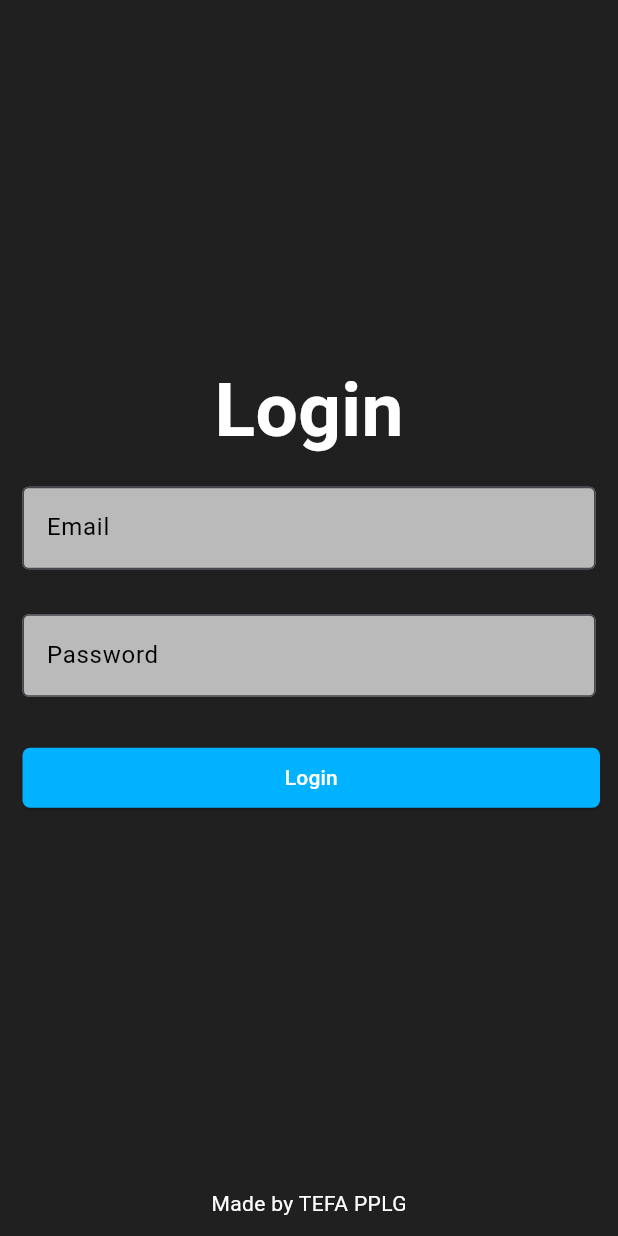
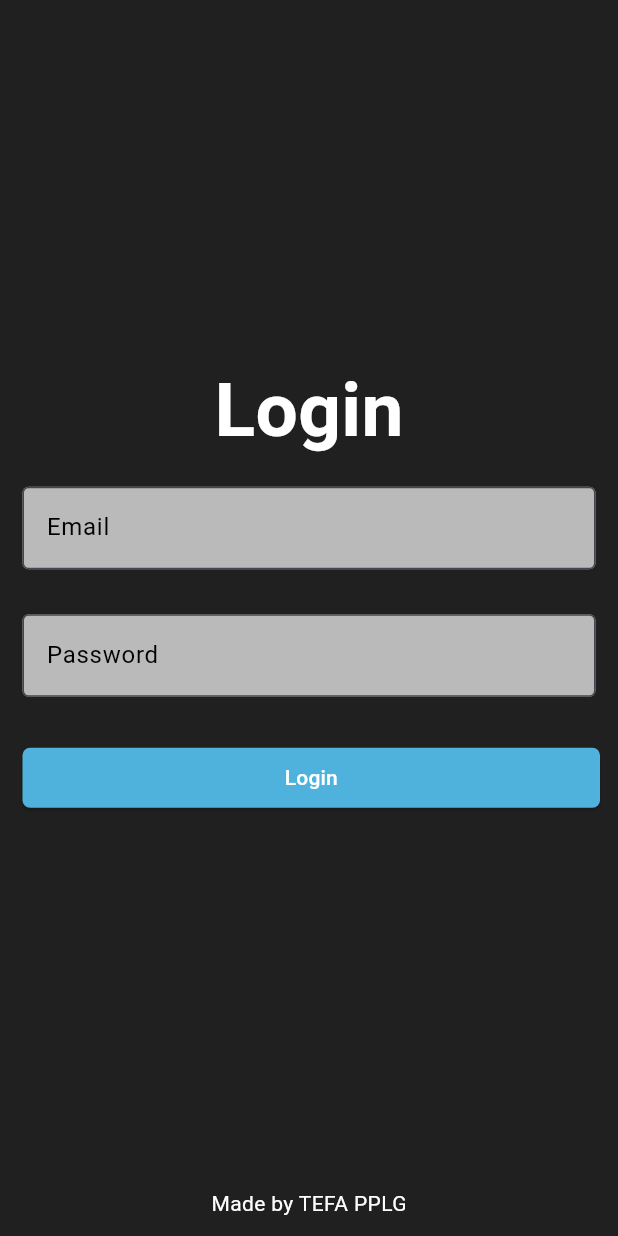
Before and after one commit to akufarish/bbmgram, a Flutter app: the screen it shows after launch, on a phone screen of 412 x 824 dp. Run offline on Flutter 3.47's test engine with Material 3 defaults, Android fonts, the phone set to English and light mode, and no system bars; our stand-ins replace google_fonts.

Commit message:
login done

```diff
--- a/lib/pages/login.dart
+++ b/lib/pages/login.dart
@@ -33,7 +33,7 @@ class Login extends StatelessWidget {
                 padding: EdgeInsets.fromLTRB(15, 10, 12, 0),
                 child: ElevatedButton(
                   style: ElevatedButton.styleFrom(
-                    backgroundColor: Color.fromARGB(255, 0, 178, 255),
+                    backgroundColor: Color.fromARGB(220, 88, 203, 253),
                     shape: RoundedRectangleBorder(
                         borderRadius: BorderRadius.circular(5)),
                     minimumSize: Size.fromHeight(40),
```
